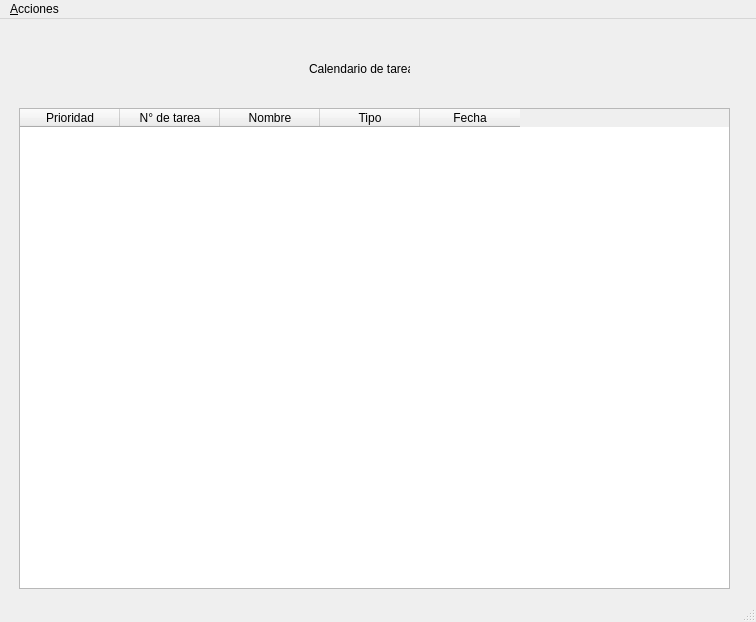
Before: the Qt Designer form tareas_ventana.ui in Crixx18/Examen-Remedial-P59, drawn with Qt 5.
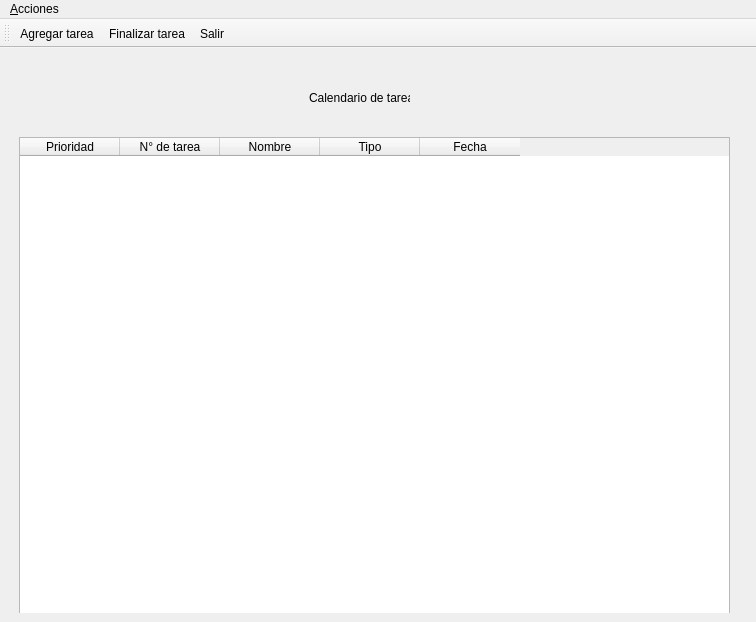
After: the same form once the commit is applied. Icons and pictures are not drawn.

Commit message: Íconos y barra de tareas creada

```diff
--- a/tareas_ventana.ui
+++ b/tareas_ventana.ui
@@ -97,7 +97,17 @@
    </widget>
    <addaction name="menuArchivo"/>
   </widget>
-  <widget class="QStatusBar" name="statusbar"/>
+  <widget class="QToolBar" name="statusbar">
+   <attribute name="toolBarArea">
+    <enum>TopToolBarArea</enum>
+   </attribute>
+   <attribute name="toolBarBreak">
+    <bool>false</bool>
+   </attribute>
+   <addaction name="actionAgregar"/>
+   <addaction name="actionFinalizar"/>
+   <addaction name="actionSalir"/>
+  </widget>
   <action name="actionAgregar">
    <property name="text">
     <string>Agregar tarea</string>
```
Left out of the diff: 40 changed lines with no effect on the pictures. The commit also changes 9 other files.
